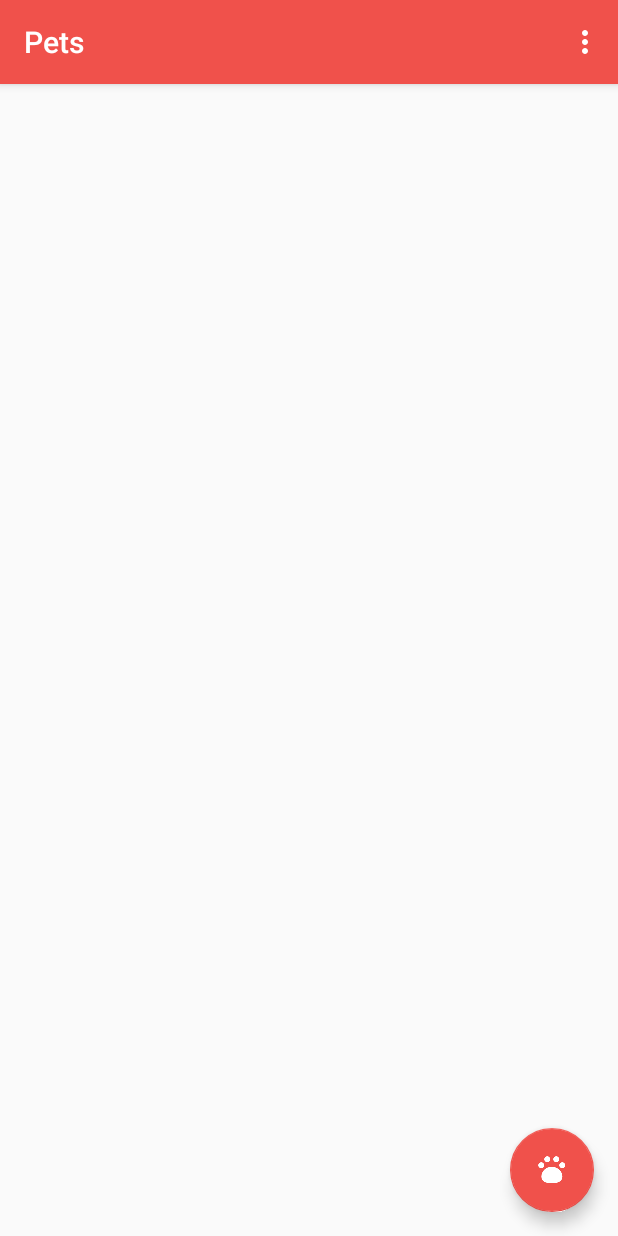
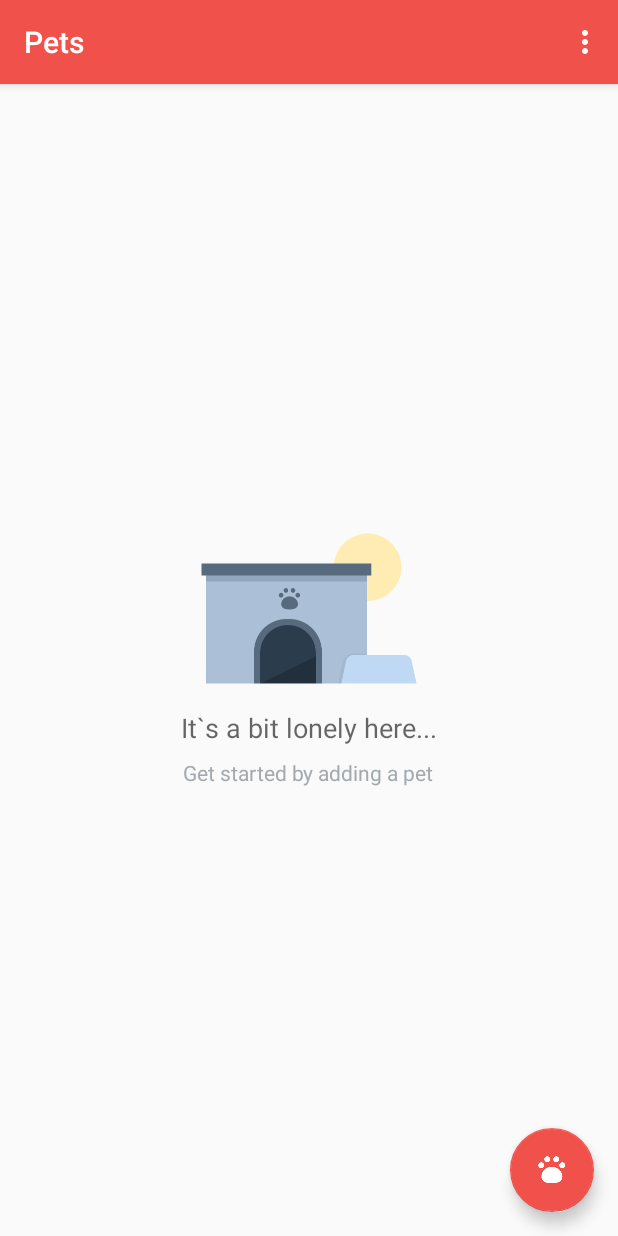
Before and after one commit to francislainy/ud845-Pets, an Android app: the screen it shows after launch (CatalogActivity), on a phone screen of 412 x 824 dp. Run offline under Robolectric (Android 15) with nearby library versions, the phone set to English and light mode, and no system bars.

Commit message:
Added empty view.

```diff
--- a/app/src/main/java/com/example/android/pets/data/PetProvider.java
+++ b/app/src/main/java/com/example/android/pets/data/PetProvider.java
@@ -209,7 +209,7 @@ public class PetProvider extends ContentProvider {
             return 0;
         }
 
-        // If the key is present. check that the name value is not null.
+        // If the key is present, check that the name value is not null.
         if (values.containsKey(PetEntry.COLUMN_PET_NAME)) {
             String name = values.getAsString(PetEntry.COLUMN_PET_NAME);
             if (name == null) {
--- a/app/src/main/res/layout/activity_catalog.xml
+++ b/app/src/main/res/layout/activity_catalog.xml
@@ -18,11 +18,49 @@
     android:layout_height="match_parent"
     tools:context=".CatalogActivity">
 
-    <TextView
-        android:id="@+id/text_view_pet"
+    <ListView
+        android:id="@+id/list_view_pet"
         android:layout_width="match_parent"
         android:layout_height="match_parent"
         android:padding="@dimen/activity_margin"/>
+
+    <RelativeLayout
+        android:id="@+id/empty_view"
+        android:layout_width="wrap_content"
+        android:layout_height="wrap_content"
+        android:layout_centerInParent="true">
+
+        <ImageView
+            android:id="@+id/empty_shelter_image"
+            android:layout_width="wrap_content"
+            android:layout_height="wrap_content"
+            android:layout_centerHorizontal="true"
+            android:src="@drawable/ic_empty_shelter"/>
+
+        <TextView
+            android:id="@+id/empty_title_text"
+            android:layout_width="wrap_content"
+            android:layout_height="wrap_content"
+            android:layout_below="@+id/empty_shelter_image"
+            android:layout_centerHorizontal="true"
+            android:paddingTop="16dp"
+            android:text="@string/empty_view_title_text"
+            android:textAppearance="?android:textAppearanceMedium"/>
+
+        <TextView
+            android:id="@+id/empty_subtitle_text"
+            android:layout_width="wrap_content"
+            android:layout_height="wrap_content"
+            android:layout_below="@id/empty_title_text"
+            android:layout_centerHorizontal="true"
+            android:fontFamily="sans-serif"
+            android:paddingTop="8dp"
+            android:text="@string/empty_view_subtitle_text"
+            android:textAppearance="?android:textAppearanceSmall"
+            android:textColor="#A2AAB0"/>
+
+    </RelativeLayout>
+
 
     <android.support.design.widget.FloatingActionButton
         android:id="@+id/fab"
--- a/app/src/main/res/values/strings.xml
+++ b/app/src/main/res/values/strings.xml
@@ -58,4 +58,11 @@
 
     <!-- Label for dropdown menu option if the pet is female [CHAR LIMIT=20] -->
     <string name="gender_female">Female</string>
+
+    <!-- Title text for the empty view, which describes the empty dog house image -->
+    <string name="empty_view_title_text">It\`s a bit lonely here...</string>
+
+    <!-- Subtitle text for the empty view that prompts the user to add a pet -->
+    <string name="empty_view_subtitle_text">Get started by adding a pet</string>
+
 </resources>
```
Also changed, not shown: app/src/main/java/com/example/android/pets/CatalogActivity.java (+12 -50 lines), app/src/main/java/com/example/android/pets/PetCursorAdapter.java (added, +41 -0 lines), app/src/main/res/layout/list_item.xml (added, +24 -0 lines).
